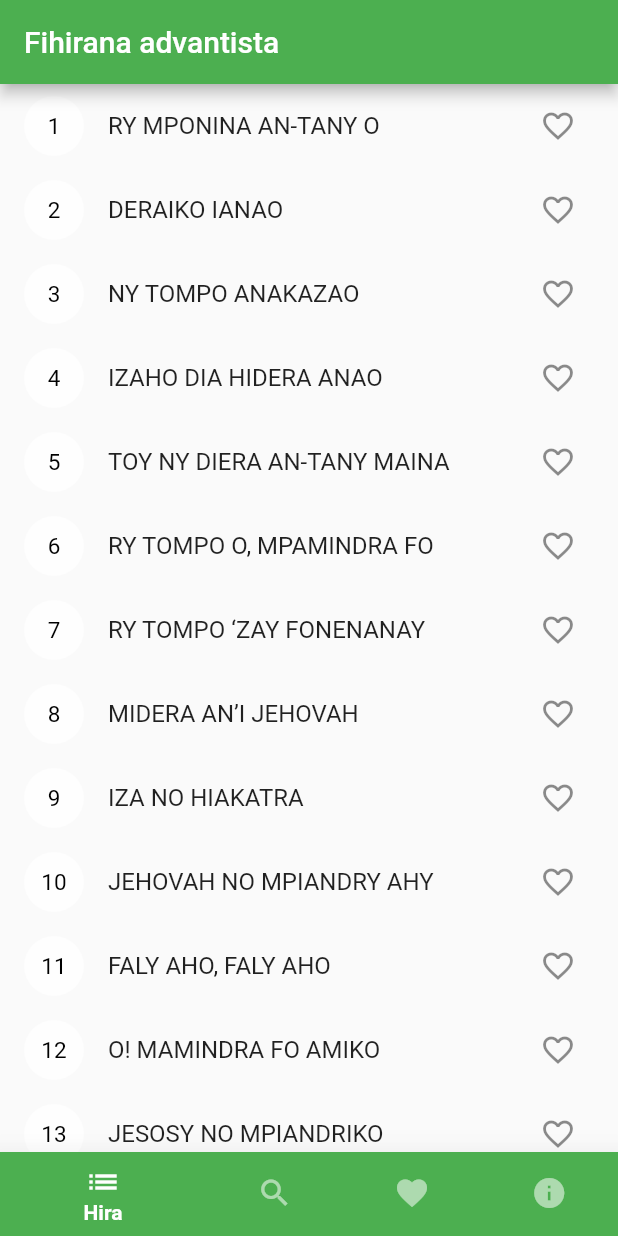
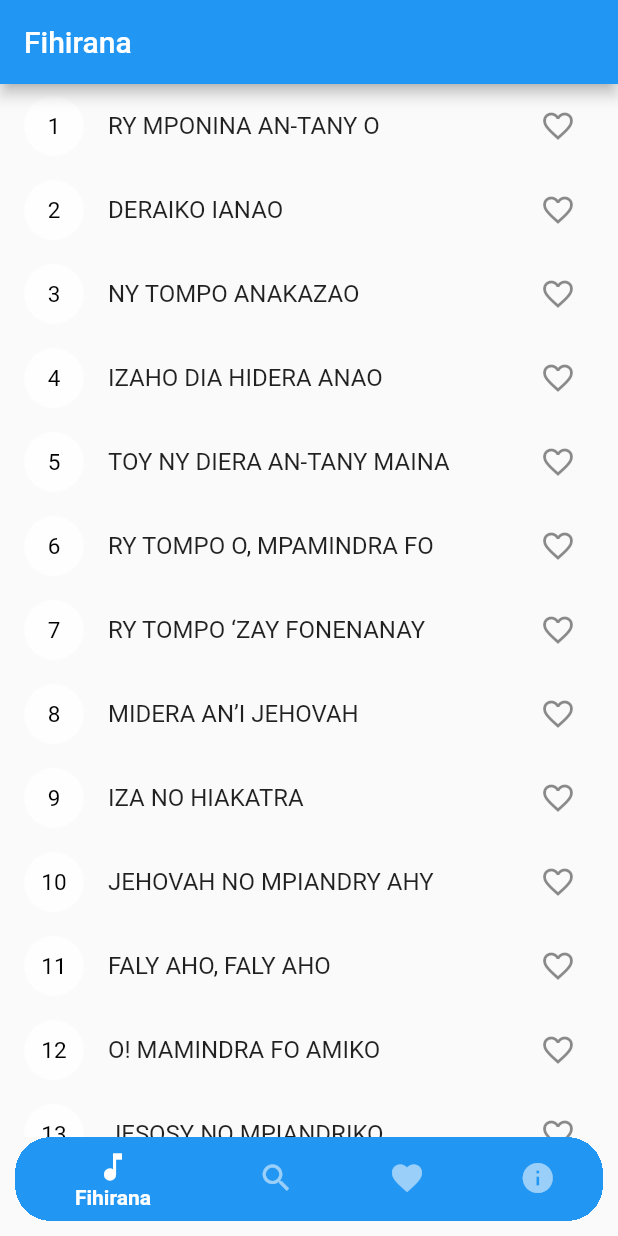
Before and after one commit to rzjosia/hiradvantista, a Flutter app: the screen it shows after launch, on a phone screen of 412 x 824 dp. Run offline on Flutter 3.47's test engine with Material 2 defaults, Android fonts, the phone set to English and light mode, and no system bars; our stand-ins replace flutter_native_splash, hive, hive_flutter, yaml; accounts and stored records are empty.

```diff
--- a/lib/main.dart
+++ b/lib/main.dart
@@ -53,6 +53,7 @@ class _MyAppState extends State<MyApp> {
         title: "Fihirana advantista",
         theme: ThemeData(
           primarySwatch: Colors.green,
+
         ),
         home: const Home());
   }
--- a/lib/src/features/core/presentation/home.dart
+++ b/lib/src/features/core/presentation/home.dart
@@ -11,33 +11,50 @@ class Home extends StatefulWidget {
   State<Home> createState() => _HomeState();
 }
 
+class MenuItem {
+  final String title;
+  final IconData icon;
+  final Widget widget;
+  final Color backgroundColor;
+
+  const MenuItem({
+    required this.title,
+    required this.icon,
+    required this.widget,
+    required this.backgroundColor,
+  });
+}
+
 class _HomeState extends State<Home> {
   final _pageViewController = PageController();
 
   int _selectedIndex = 0;
 
   static const navigationItems = [
-    {
-      'title': 'Fihirana advantista',
-      'label': 'Hira',
-
-      'icon': Icons.list,
-    },
-    {
-      'title': 'Hitady',
-      'label': 'Hitady',
-      'icon': Icons.search,
-    },
-    {
-      'title': 'Hira tianao',
-      'label': 'Hira tianao',
-      'icon': Icons.favorite,
-    },
-    {
-      'title': 'Mombamomba',
-      'label': 'Mombamomba',
-      'icon': Icons.info,
-    },
+    MenuItem(
+      title: "Fihirana",
+      icon: Icons.music_note,
+      widget: SongList(),
+      backgroundColor: Colors.blue,
+    ),
+    MenuItem(
+      title: "Hitady",
+      icon: Icons.search,
+      widget: SongList(),
+      backgroundColor: Colors.green,
+    ),
+    MenuItem(
+      title: "Favorites",
+      icon: Icons.favorite,
+      widget: SongListFavorites(),
+      backgroundColor: Colors.red,
+    ),
+    MenuItem(
+      title: "Mombamomba",
+      icon: Icons.info,
+      widget: About(),
+      backgroundColor: Colors.green,
+    ),
   ];
 
   @override
@@ -67,35 +84,45 @@ class _HomeState extends State<Home> {
   Widget build(BuildContext context) {
     return Scaffold(
       appBar: AppBar(
-        title: Text("${navigationItems[_selectedIndex]['title']}"),
+        title: Text(navigationItems[_selectedIndex].title),
+        backgroundColor: navigationItems[_selectedIndex].backgroundColor,
       ),
       body: PageView(
         controller: _pageViewController,
         onPageChanged: _onPageChanged,
-        children: const [
-          SongList(),
-          SongList(),
-          SongListFavorites(),
-          About(),
+        children: <Widget>[
+          ...navigationItems.map((item) => item.widget),
         ],
       ),
-      bottomNavigationBar: BottomNavigationBar(
+      bottomNavigationBar: Container(
+        margin: const EdgeInsets.only(bottom: 10, left: 10, right: 10),
+        clipBehavior: Clip.hardEdge,
+        //or better look(and cost) using Clip.antiAlias,
+        decoration: const BoxDecoration(
+          borderRadius: BorderRadius.only(
+            topRight: Radius.circular(24),
+            topLeft: Radius.circular(24),
+            bottomLeft: Radius.circular(24),
+            bottomRight: Radius.circular(24),
+          ),
+        ),
+        child: BottomNavigationBar(
           type: BottomNavigationBarType.shifting,
           items: <BottomNavigationBarItem>[
             ...navigationItems.map((item) => BottomNavigationBarItem(
-                backgroundColor: Theme.of(context).primaryColor,
-                icon: Icon(item['icon'] as IconData),
-                label: item['label'] as String,
-                tooltip: item['title'] as String,
+                  backgroundColor: item.backgroundColor,
+                  icon: Icon(item.icon),
+                  label: item.title,
+                  tooltip: item.title,
                 ))
           ],
           elevation: 16.0,
           currentIndex: _selectedIndex,
           selectedItemColor: Colors.white,
           unselectedItemColor: Colors.white54,
-
           onTap: _onBottomItemTapped,
           selectedLabelStyle: const TextStyle(fontWeight: FontWeight.bold),
+        ),
       ),
     );
   }
```
Lines whose indentation alone changed are shown as unchanged.
